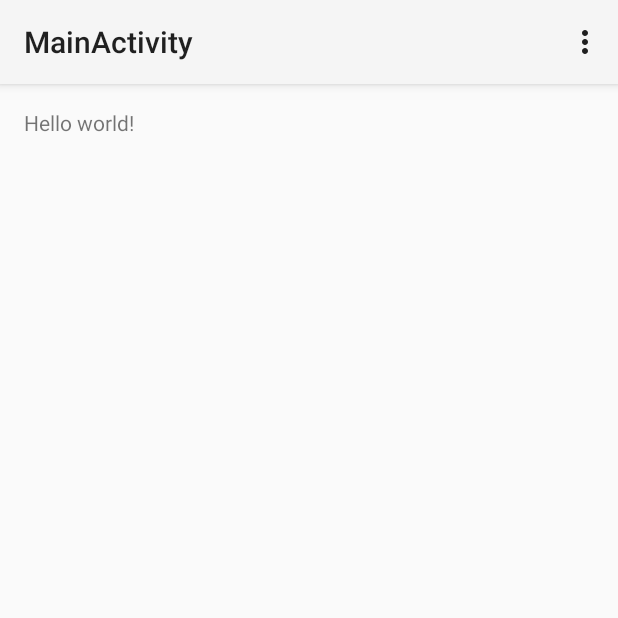
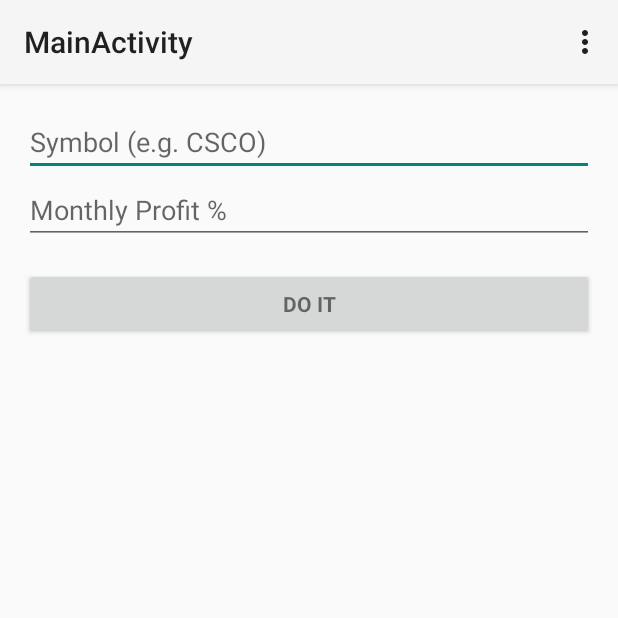
Before and after one commit to tsombrero/optionfusion, an Android app: the MainActivityFragment screen opened directly, with no data from a screen before it, on a phone screen of 412 x 824 dp, the top half of it. Run offline under Robolectric (Android 15) with nearby library versions, the phone set to English and light mode, and no system bars; our stand-ins replace ButterKnife.

Commit message:
Option Chain fetch

```diff
--- a/app/build.gradle
+++ b/app/build.gradle
@@ -45,6 +45,8 @@ dependencies {
     compile 'com.google.android.gms:play-services:7.8.0'
     compile 'com.android.support:appcompat-v7:23.0.1'
 
+    compile 'com.jakewharton:butterknife:7.0.1'
+
     //network
     compile 'com.squareup.retrofit:retrofit:2.0.0-beta1'
     compile 'com.squareup.retrofit:converter-simplexml:2.0.0-beta1'
--- a/app/src/main/java/com/mosoft/momomentum/LoginActivity.java
+++ b/app/src/main/java/com/mosoft/momomentum/LoginActivity.java
@@ -86,8 +86,6 @@ public class LoginActivity extends Activity implements LoaderCallbacks<Cursor> {
                 return false;
             }
         });
-
-        ameritradeClient.logIn("foo", "bar");
 
         Button mEmailSignInButton = (Button) findViewById(R.id.email_sign_in_button);
         mEmailSignInButton.setOnClickListener(new OnClickListener() {
@@ -277,6 +275,7 @@ public class LoginActivity extends Activity implements LoaderCallbacks<Cursor> {
                 Response<LoginResponse> response = ameritradeClient.logIn(username, password).execute();
                 LoginResponse lr = response.body();
                 if (lr.succeeded()) {
+                    ameritradeClient.setSessionId(lr.getSessionId());
                     startActivity(new Intent(LoginActivity.this, MainActivity.class));
                     finish();
                 }
--- a/app/src/main/java/com/mosoft/momomentum/MainActivityFragment.java
+++ b/app/src/main/java/com/mosoft/momomentum/MainActivityFragment.java
@@ -2,14 +2,34 @@ package com.mosoft.momomentum;
 
 import android.support.v4.app.Fragment;
 import android.os.Bundle;
+import android.util.Log;
 import android.view.LayoutInflater;
 import android.view.View;
 import android.view.ViewGroup;
+import android.widget.TextView;
+
+import com.mosoft.momomentum.client.AmeritradeClient;
+import com.mosoft.momomentum.model.OptionChain;
+import com.mosoft.momomentum.module.MomentumApplication;
+
+import javax.inject.Inject;
+
+import butterknife.Bind;
+import butterknife.ButterKnife;
+import butterknife.OnClick;
+import retrofit.Callback;
+import retrofit.Response;
 
 /**
  * A placeholder fragment containing a simple view.
  */
 public class MainActivityFragment extends Fragment {
+
+    @Bind(R.id.symbol)
+    protected TextView symbol;
+
+    @Inject
+    AmeritradeClient ameritradeClient;
 
     public MainActivityFragment() {
     }
@@ -17,6 +37,36 @@ public class MainActivityFragment extends Fragment {
     @Override
     public View onCreateView(LayoutInflater inflater, ViewGroup container,
                              Bundle savedInstanceState) {
-        return inflater.inflate(R.layout.fragment_main, container, false);
+        MomentumApplication.from(getActivity()).getComponent().inject(this);
+        View ret = inflater.inflate(R.layout.fragment_main, container, false);
+        ButterKnife.bind(this, ret);
+        return ret;
+    }
+
+    @OnClick(R.id.submit)
+    public void onClick(View view) {
+        ameritradeClient.getOptionChain(symbol.getText().toString()).enqueue(new Callback<OptionChain>() {
+            @Override
+            public void onResponse(Response<OptionChain> response) {
+                if (!response.isSuccess()) {
+                    Log.w("tag", "Failed: " + response.message());
+                    return;
+                }
+
+                OptionChain oc = response.body();
+
+                if (!oc.succeeded()) {
+                    Log.w("tag", "Failed: " + oc.getError());
+                }
+
+                Log.i("tag", "Got option chain: " + oc);
+
+            }
+
+            @Override
+            public void onFailure(Throwable t) {
+                t.printStackTrace();
+            }
+        });
     }
 }
--- a/app/src/main/java/com/mosoft/momomentum/module/MomentumApplication.java
+++ b/app/src/main/java/com/mosoft/momomentum/module/MomentumApplication.java
@@ -21,10 +21,6 @@ public class MomentumApplication extends Application {
         applicationComponent.inject(this);
     }
 
-    public MomentumApplicationComponent getApplicationComponent() {
-        return applicationComponent;
-    }
-
     public static MomentumApplication from(@NonNull Context context) {
         return (MomentumApplication) context.getApplicationContext();
     }
--- a/app/src/main/java/com/mosoft/momomentum/module/MomentumApplicationComponent.java
+++ b/app/src/main/java/com/mosoft/momomentum/module/MomentumApplicationComponent.java
@@ -1,6 +1,8 @@
 package com.mosoft.momomentum.module;
 
 import com.mosoft.momomentum.LoginActivity;
+import com.mosoft.momomentum.MainActivity;
+import com.mosoft.momomentum.MainActivityFragment;
 
 import javax.inject.Singleton;
 
@@ -13,4 +15,8 @@ public interface MomentumApplicationComponent {
     void inject(MomentumApplication application);
 
     void inject(LoginActivity activity);
+
+    void inject(MainActivityFragment mainActivityFragment);
+
+    void inject(MainActivity mainActivity);
 }
--- a/app/src/main/res/layout/fragment_main.xml
+++ b/app/src/main/res/layout/fragment_main.xml
@@ -1,18 +1,40 @@
-<RelativeLayout xmlns:android="http://schemas.android.com/apk/res/android"
+<LinearLayout xmlns:android="http://schemas.android.com/apk/res/android"
               xmlns:tools="http://schemas.android.com/tools"
               android:layout_width="match_parent"
               android:layout_height="match_parent"
+              android:orientation="vertical"
+              android:paddingBottom="@dimen/activity_vertical_margin"
               android:paddingLeft="@dimen/activity_horizontal_margin"
               android:paddingRight="@dimen/activity_horizontal_margin"
               android:paddingTop="@dimen/activity_vertical_margin"
-                android:paddingBottom="@dimen/activity_vertical_margin"
               tools:context="com.mosoft.momomentum.MainActivityFragment">
 
 
+    <EditText
+        android:id="@+id/symbol"
+        android:layout_width="match_parent"
+        android:layout_height="wrap_content"
+        android:hint="@string/symbol"
+        android:inputType="textPassword"
+        android:maxLines="1"
+        android:singleLine="true"/>
 
-    <TextView
-        android:text="@string/hello_world"
-        android:layout_width="wrap_content"
-        android:layout_height="wrap_content"/>
+    <EditText
+        android:id="@+id/profitPercent"
+        android:layout_width="match_parent"
+        android:layout_height="wrap_content"
+        android:hint="Monthly Profit %"
+        android:inputType="textPassword"
+        android:maxLines="1"
+        android:singleLine="true"/>
 
-</RelativeLayout>
+    <Button
+        android:id="@+id/submit"
+        style="?android:textAppearanceSmall"
+        android:layout_width="match_parent"
+        android:layout_height="wrap_content"
+        android:layout_marginTop="16dp"
+        android:text="@string/submit"
+        android:textStyle="bold"/>
+
+</LinearLayout>
--- a/app/src/main/res/values/strings.xml
+++ b/app/src/main/res/values/strings.xml
@@ -3,4 +3,6 @@
     <string name="title_activity_main">MainActivity</string>
     <string name="hello_world">Hello world!</string>
     <string name="action_settings">Settings</string>
+    <string name="symbol">Symbol (e.g. CSCO)</string>
+    <string name="submit">Do It</string>
 </resources>
```
Also changed, not shown: app/src/main/java/com/mosoft/momomentum/client/AmeritradeClient.java (+16 -1 lines), app/src/main/java/com/mosoft/momomentum/client/AmeritradeClientProvider.java (+17 -5 lines), app/src/main/java/com/mosoft/momomentum/model/OptionChain.java (added, +143 -0 lines). Lines whose indentation alone changed are shown as unchanged.
